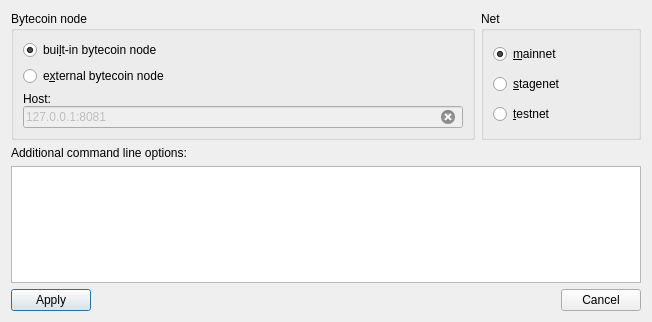
This is src/walletdparamsdialog.ui in bcndev/bytecoin-gui as Qt 5 draws it before an edit. The edited form follows.
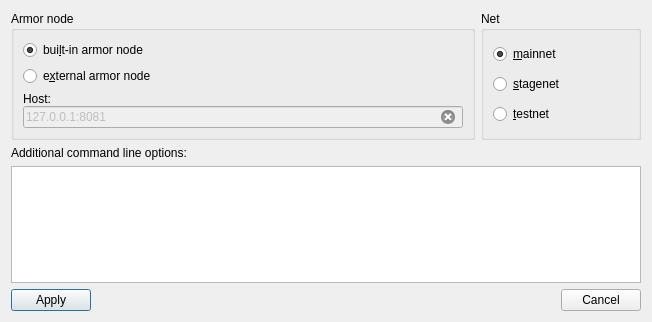
This is the edited form.

What changed in the file:
```diff
--- a/src/walletdparamsdialog.ui
+++ b/src/walletdparamsdialog.ui
@@ -30,13 +30,13 @@
           </sizepolicy>
          </property>
          <property name="title">
-          <string>Bytecoin node</string>
+          <string>Armor node</string>
          </property>
          <layout class="QVBoxLayout" name="verticalLayout_4">
           <item>
            <widget class="QRadioButton" name="radioBuiltinBytecoind">
             <property name="text">
-             <string>bui&amp;lt-in bytecoin node</string>
+             <string>bui&amp;lt-in armor node</string>
             </property>
             <property name="checked">
              <bool>true</bool>
@@ -46,7 +46,7 @@
           <item>
            <widget class="QRadioButton" name="radioExternalBytecoind">
             <property name="text">
-             <string>e&amp;xternal bytecoin node</string>
+             <string>e&amp;xternal armor node</string>
             </property>
            </widget>
           </item>
```
Left out of the diff: 12 changed lines with no effect on the pictures.
